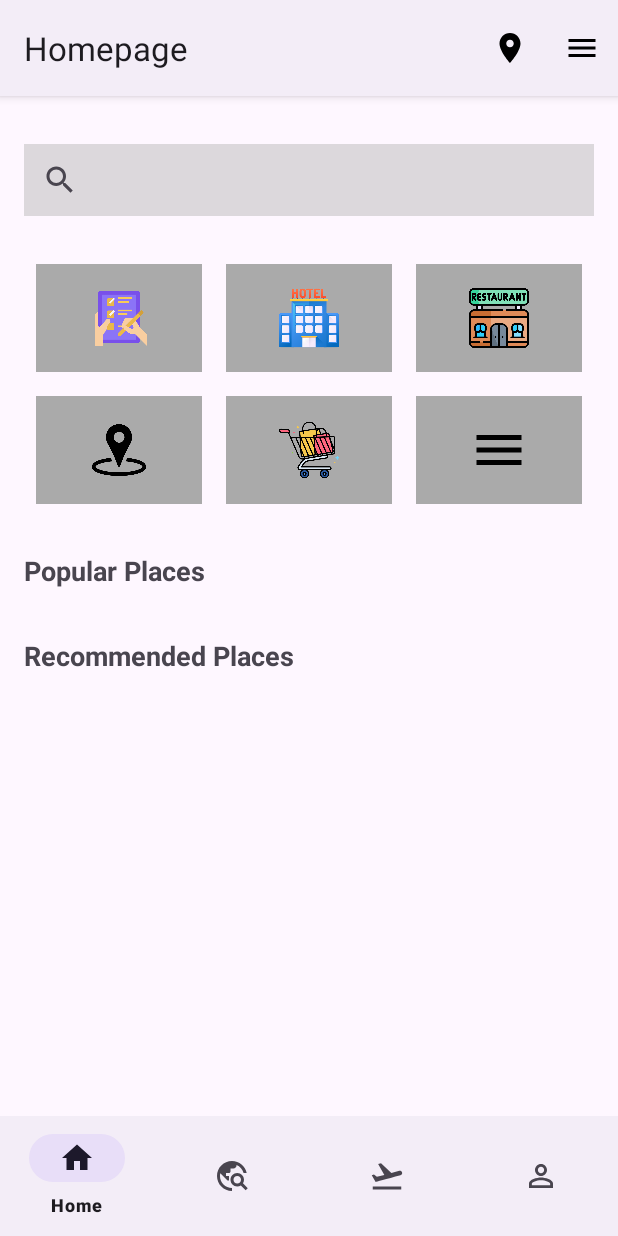
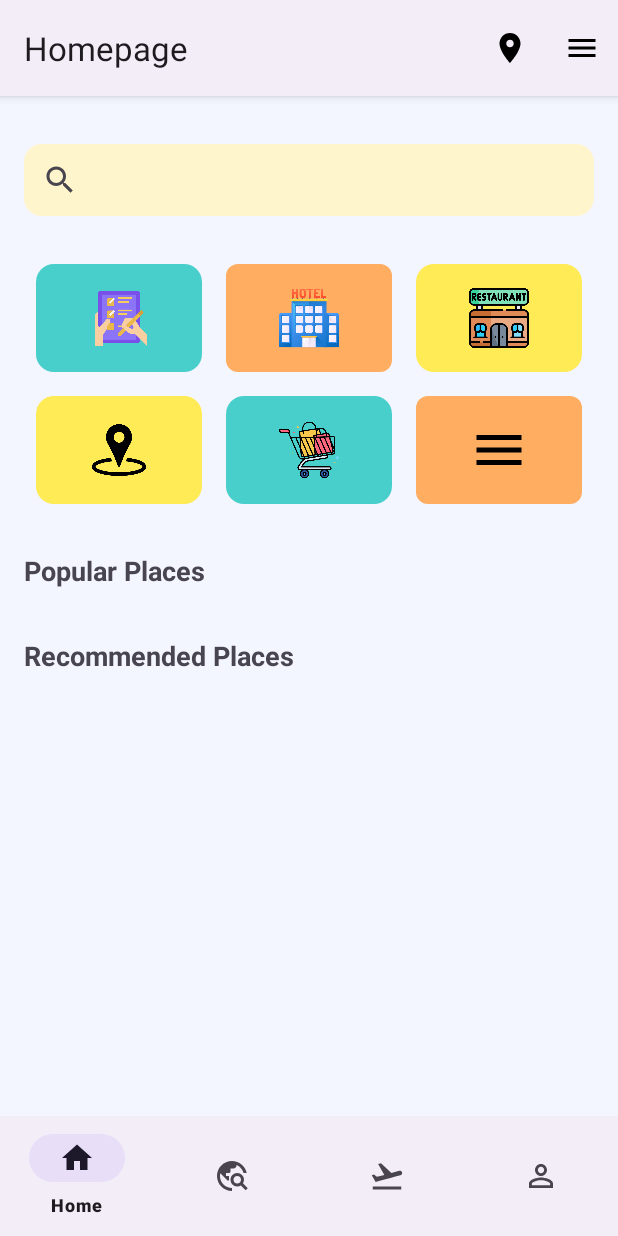
Before and after one commit to PushkarGB/TravelApp, an Android app: the HomeFragment screen opened directly, with no data from a screen before it, on a phone screen of 412 x 824 dp. Run offline under Robolectric (Android 15) with nearby library versions, the light colour scheme and no system bars; libraries missing offline, so code that uses them is left out: com.loopj.android, cz.msebera.android; Roboto replaces fonts that are not available here.

Commit message:
Home screen ch design change kela .

```diff
--- /dev/null
+++ b/app/src/main/res/drawable/home_opt_bg.xml
@@ -0,0 +1,7 @@
+<?xml version="1.0" encoding="utf-8"?>
+<shape xmlns:android="http://schemas.android.com/apk/res/android" android:shape="rectangle">
+
+    <solid android:color="#48CFCB" />
+    <corners android:radius="12dp"/>
+
+</shape>
--- /dev/null
+++ b/app/src/main/res/drawable/home_opt_bg2.xml
@@ -0,0 +1,8 @@
+<?xml version="1.0" encoding="utf-8"?>
+<shape xmlns:android="http://schemas.android.com/apk/res/android"
+    android:shape="rectangle">
+
+    <solid android:color="#FFAD60" />
+    <corners android:radius="8dp" />
+
+</shape>
--- /dev/null
+++ b/app/src/main/res/drawable/home_opt_bg3.xml
@@ -0,0 +1,7 @@
+<?xml version="1.0" encoding="utf-8"?>
+<shape xmlns:android="http://schemas.android.com/apk/res/android" android:shape="rectangle">
+
+    <solid android:color="#FFEB55" />
+    <corners android:radius="12dp"/>
+
+</shape>
--- /dev/null
+++ b/app/src/main/res/drawable/sv_bg.xml
@@ -0,0 +1,7 @@
+<?xml version="1.0" encoding="utf-8"?>
+<shape xmlns:android="http://schemas.android.com/apk/res/android" android:shape="rectangle">
+
+    <solid android:color="#FFF5CD" />
+    <corners android:radius="12dp"/>
+
+</shape>
--- a/app/src/main/res/layout/fragment_home.xml
+++ b/app/src/main/res/layout/fragment_home.xml
@@ -3,6 +3,7 @@
     xmlns:app="http://schemas.android.com/apk/res-auto"
     android:layout_width="match_parent"
     android:layout_height="match_parent"
+    android:background="#F4F6FF"
     android:orientation="vertical">
 
     <!-- Make the entire content scrollable -->
@@ -34,128 +35,128 @@
                 android:layout_width="match_parent"
                 android:layout_height="wrap_content"
                 android:layout_marginTop="16dp"
-                android:background="#66A9A9A9"
+                android:background="@drawable/sv_bg"
                 android:queryHint="Search for recipes..." />
 
             <!-- Two rows of 3 square boxes for categories -->
             <GridLayout
                 android:layout_width="match_parent"
                 android:layout_height="wrap_content"
+                android:layout_gravity="center"
                 android:layout_marginTop="24dp"
-                android:rowCount="2"
                 android:columnCount="3"
-                android:layout_gravity="center">
+                android:rowCount="2">
 
                 <!-- Category 1: Restaurants -->
                 <LinearLayout
                     android:layout_width="0dp"
                     android:layout_height="wrap_content"
+                    android:layout_columnWeight="1"
                     android:layout_margin="8dp"
-                    android:layout_columnWeight="1"
+                    android:background="@drawable/home_opt_bg"
                     android:gravity="center"
                     android:orientation="vertical"
-                    android:background="@android:color/darker_gray"
                     android:padding="16dp">
 
                     <ImageView
                         android:layout_width="40dp"
                         android:layout_height="40dp"
-                        android:src="@drawable/activities"
-                        android:contentDescription="Restaurants" />
+                        android:contentDescription="Restaurants"
+                        android:src="@drawable/activities" />
                 </LinearLayout>
 
                 <!-- Category 2: Hotels -->
                 <LinearLayout
                     android:layout_width="0dp"
                     android:layout_height="wrap_content"
+                    android:layout_columnWeight="1"
                     android:layout_margin="8dp"
-                    android:layout_columnWeight="1"
+                    android:background="@drawable/home_opt_bg2"
                     android:gravity="center"
                     android:orientation="vertical"
-                    android:background="@android:color/darker_gray"
                     android:padding="16dp">
 
                     <ImageView
                         android:layout_width="40dp"
                         android:layout_height="40dp"
-                        android:src="@drawable/hotel"
+                        android:contentDescription="Hotels"
 
-                        android:contentDescription="Hotels" />
+                        android:src="@drawable/hotel" />
                 </LinearLayout>
 
                 <!-- Category 3: Shopping -->
                 <LinearLayout
                     android:layout_width="0dp"
                     android:layout_height="wrap_content"
+                    android:layout_columnWeight="1"
                     android:layout_margin="8dp"
-                    android:layout_columnWeight="1"
+                    android:background="@drawable/home_opt_bg3"
                     android:gravity="center"
                     android:orientation="vertical"
-                    android:background="@android:color/darker_gray"
                     android:padding="16dp">
 
                     <ImageView
                         android:layout_width="40dp"
                         android:layout_height="40dp"
-                        android:src="@drawable/restaurant"
-                        android:contentDescription="Shopping" />
+                        android:contentDescription="Shopping"
+                        android:src="@drawable/restaurant" />
                 </LinearLayout>
 
                 <!-- Category 4: Nearby -->
                 <LinearLayout
                     android:layout_width="0dp"
                     android:layout_height="wrap_content"
+                    android:layout_columnWeight="1"
                     android:layout_margin="8dp"
-                    android:layout_columnWeight="1"
+                    android:background="@drawable/home_opt_bg3"
                     android:gravity="center"
                     android:orientation="vertical"
-                    android:background="@android:color/darker_gray"
                     android:padding="16dp">
 
                     <ImageView
                         android:layout_width="40dp"
                         android:layout_height="40dp"
+                        android:contentDescription="Nearby"
                         android:src="@drawable/nearbyme"
-                        app:tint="@android:color/black"
-                        android:contentDescription="Nearby" />
+                        app:tint="@android:color/black" />
                 </LinearLayout>
 
                 <!-- Category 5: Activities -->
                 <LinearLayout
                     android:layout_width="0dp"
                     android:layout_height="wrap_content"
+                    android:layout_columnWeight="1"
                     android:layout_margin="8dp"
-                    android:layout_columnWeight="1"
+                    android:background="@drawable/home_opt_bg"
                     android:gravity="center"
                     android:orientation="vertical"
-                    android:background="@android:color/darker_gray"
                     android:padding="16dp">
 
                     <ImageView
                         android:layout_width="40dp"
                         android:layout_height="40dp"
-                        android:src="@drawable/shopping"
+                        android:contentDescription="Activities"
 
-                        android:contentDescription="Activities" />
+                        android:src="@drawable/shopping" />
                 </LinearLayout>
 
                 <!-- Category 6: More -->
                 <LinearLayout
                     android:layout_width="0dp"
                     android:layout_height="wrap_content"
+                    android:layout_columnWeight="1"
                     android:layout_margin="8dp"
-                    android:layout_columnWeight="1"
+                    android:background="@drawable/home_opt_bg2"
                     android:gravity="center"
                     android:orientation="vertical"
-                    android:background="@android:color/darker_gray"
                     android:padding="16dp">
 
                     <ImageView
                         android:layout_width="40dp"
                         android:layout_height="40dp"
+                        android:contentDescription="More"
                         android:src="@drawable/icon_menu"
-                        app:tint="@android:color/black"
-                        android:contentDescription="More" />
+                        app:tint="@android:color/black" />
                 </LinearLayout>
 
             </GridLayout>
@@ -164,36 +165,36 @@
             <TextView
                 android:layout_width="wrap_content"
                 android:layout_height="wrap_content"
+                android:layout_marginTop="24dp"
                 android:text="Popular Places"
-                android:textStyle="bold"
                 android:textSize="18sp"
-                android:layout_marginTop="24dp" />
+                android:textStyle="bold" />
 
             <androidx.recyclerview.widget.RecyclerView
                 android:id="@+id/popularPlacesRecyclerView"
                 android:layout_width="match_parent"
                 android:layout_height="wrap_content"
+                android:layout_marginTop="8dp"
                 android:orientation="horizontal"
-                android:scrollbars="horizontal"
-                android:layout_marginTop="8dp" />
+                android:scrollbars="horizontal" />
 
 
             <!-- Horizontally scrollable section for Recommended Places -->
             <TextView
                 android:layout_width="wrap_content"
                 android:layout_height="wrap_content"
+                android:layout_marginTop="24dp"
                 android:text="Recommended Places"
-                android:textStyle="bold"
                 android:textSize="18sp"
-                android:layout_marginTop="24dp" />
+                android:textStyle="bold" />
 
             <androidx.recyclerview.widget.RecyclerView
                 android:id="@+id/recommendedPlacesRecyclerView"
                 android:layout_width="match_parent"
                 android:layout_height="wrap_content"
+                android:layout_marginTop="8dp"
                 android:orientation="horizontal"
-                android:scrollbars="horizontal"
-                android:layout_marginTop="8dp" />
+                android:scrollbars="horizontal" />
 
         </LinearLayout>
     </androidx.core.widget.NestedScrollView>
```
Also changed, not shown: app/src/main/java/com/example/travelactivity/AadapterGetAllCategoryDetails.java (+8 -13 lines).
